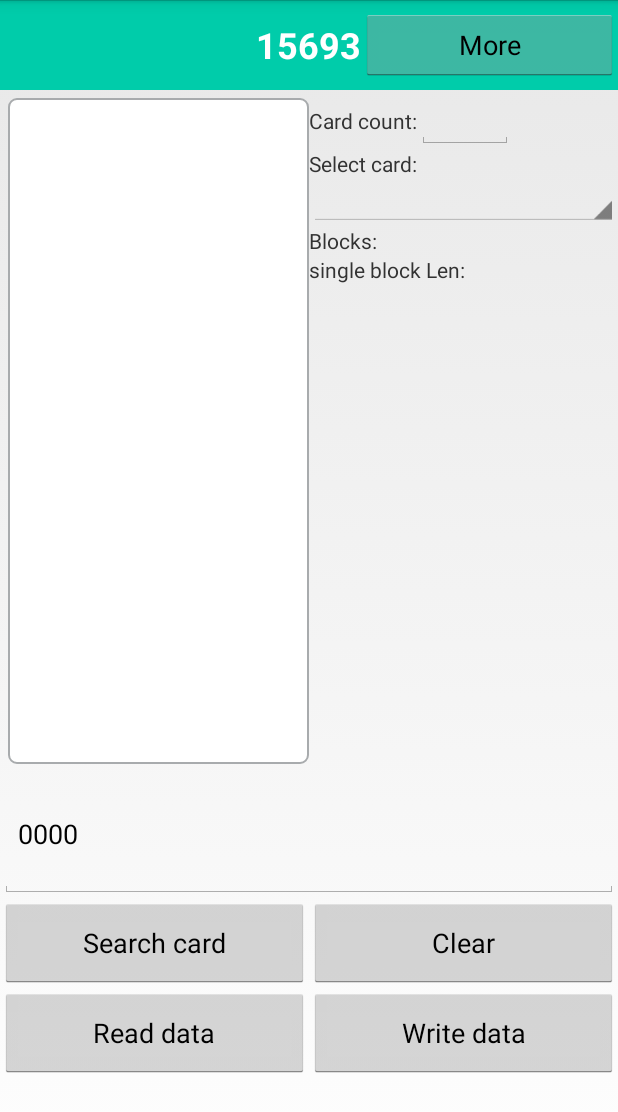
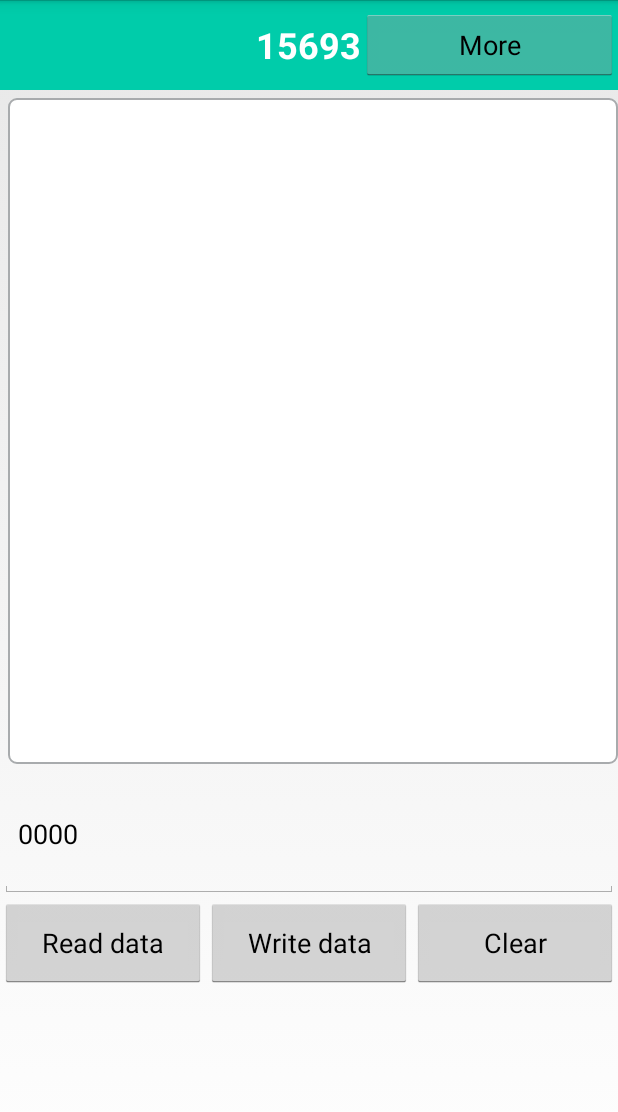
Before and after one commit to minikiller/HFSimple, an Android app: the screen it shows after launch (Iso15693Activity), on a phone screen of 412 x 824 dp. Shown: the top 1112 px of the screen. Run offline under Robolectric (Android 15) with nearby library versions, the phone set to English and light mode, and no system bars; 2 statements that could not run were skipped.

Commit message:
change based on user need

```diff
--- a/app/src/main/java/com/test/hfsimple/Iso15693Activity.java
+++ b/app/src/main/java/com/test/hfsimple/Iso15693Activity.java
@@ -22,15 +22,15 @@ import java.util.List;
  */
 public class Iso15693Activity extends MyBaseActivity implements View.OnClickListener, AdapterView.OnItemSelectedListener {
 
-    private EditText editCardCount;
+//    private EditText editCardCount;
     private EditText editWrite;
     private EditText editTips;
-    private TextView tvBlocks;
-    private TextView tvSingleBlockLen;
-    private Spinner spinnerSelectCard;
+//    private TextView tvBlocks;
+//    private TextView tvSingleBlockLen;
+//    private Spinner spinnerSelectCard;
     //    private Spinner spinnerBlock;
     private Button btnWrite;
-    private Button btnSearch;
+//    private Button btnSearch;
 //    private Button btnGetCardInfo;
     private Button btnRead;
     private Button btnClear;
@@ -61,39 +61,39 @@ public class Iso15693Activity extends MyBaseActivity implements View.OnClickList
 
     private void initView() {
         editTips = (EditText) findViewById(R.id.editTextInfo);
-        tvBlocks = (TextView) findViewById(R.id.editTextBlocks);
-        tvSingleBlockLen = (TextView) findViewById(R.id.editTextSingleBlockLen);
-        editCardCount = (EditText) findViewById(R.id.editTextFindCardCount);
+//        tvBlocks = (TextView) findViewById(R.id.editTextBlocks);
+//        tvSingleBlockLen = (TextView) findViewById(R.id.editTextSingleBlockLen);
+//        editCardCount = (EditText) findViewById(R.id.editTextFindCardCount);
         editWrite = (EditText) findViewById(R.id.editTextWriteData15693);
 //        spinnerBlock = (Spinner) findViewById(R.id.spinnerBlock);
-        spinnerSelectCard = (Spinner) findViewById(R.id.spinnerSelectCard);
+//        spinnerSelectCard = (Spinner) findViewById(R.id.spinnerSelectCard);
         btnClear = (Button) findViewById(R.id.buttonClear15693);
-        btnSearch = (Button) findViewById(R.id.buttonFind15693);
+//        btnSearch = (Button) findViewById(R.id.buttonFind15693);
 //        btnGetCardInfo = (Button) findViewById(R.id.buttonGetCardInfo);
         btnRead = (Button) findViewById(R.id.buttonRead15693);
         btnWrite = (Button) findViewById(R.id.buttonWriteData15693);
 
         btnClear.setOnClickListener(this);
-        btnSearch.setOnClickListener(this);
+//        btnSearch.setOnClickListener(this);
 //        btnGetCardInfo.setOnClickListener(this);
         btnRead.setOnClickListener(this);
         btnWrite.setOnClickListener(this);
-        spinnerSelectCard.setOnItemSelectedListener(this);
+//        spinnerSelectCard.setOnItemSelectedListener(this);
 //        spinnerBlock.setOnItemSelectedListener(this);
         //sunlf added
-        btnSearch.setFocusable(true);
-        btnSearch.requestFocus();
-        btnSearch.setFocusableInTouchMode(true);
+        btnRead.setFocusable(true);
+        btnRead.requestFocus();
+        btnRead.setFocusableInTouchMode(true);
 
     }
 
     @Override
     public void onItemSelected(AdapterView<?> adapterView, View view, int i, long l) {
         switch (view.getId()) {
-            case R.id.spinnerSelectCard:
-                uid = list15693.get(i).getUid();
-                flag = list15693.get(i).getFlags();
-                break;
+//            case R.id.spinnerSelectCard:
+//                uid = list15693.get(i).getUid();
+//                flag = list15693.get(i).getFlags();
+//                break;
 //            case R.id.spinnerBlock:
 //                selectBlock = i;
 //                break;
@@ -109,9 +109,9 @@ public class Iso15693Activity extends MyBaseActivity implements View.OnClickList
     @Override
     public void onClick(View view) {
         switch (view.getId()) {
-            case R.id.buttonFind15693:
-                search();
-                break;
+//            case R.id.buttonFind15693:
+//                search();
+//                break;
 //            case R.id.buttonGetCardInfo:
 //                getCardInfo();
 //                break;
@@ -133,31 +133,31 @@ public class Iso15693Activity extends MyBaseActivity implements View.OnClickList
         list15693 = hfReader.search15693Card();
         if (list15693 != null && !list15693.isEmpty()) {
             Util.play(1, 0);
-            editCardCount.setText("" + list15693.size());
-            listUid = new ArrayList<>();
+//            editCardCount.setText("" + list15693.size());
+//            listUid = new ArrayList<>();
             for (ISO15693CardInfo info : list15693) {
                 uid = info.getUid();
-                listUid.add(Tools.Bytes2HexString(uid, uid.length));
-                editTips.append("UID:0x" + Tools.Bytes2HexString(uid, uid.length) + "\n");
-                editTips.append("FLAGS: " + info.getFlags() + "\n");
-                editTips.append("DSFID: " + info.getDsfid() + "\n\n");
+//                listUid.add(Tools.Bytes2HexString(uid, uid.length));
+//                editTips.append("UID:0x" + Tools.Bytes2HexString(uid, uid.length) + "\n");
+//                editTips.append("FLAGS: " + info.getFlags() + "\n");
+//                editTips.append("DSFID: " + info.getDsfid() + "\n\n");
             }
-            spinnerSelectCard.setAdapter(new ArrayAdapter<String>(this,
-                    android.R.layout.simple_spinner_dropdown_item, listUid));
+//            spinnerSelectCard.setAdapter(new ArrayAdapter<String>(this,
+//                    android.R.layout.simple_spinner_dropdown_item, listUid));
 
-            spinnerSelectCard.setSelection(0);
-            spinnerSelectCard.setOnItemSelectedListener(new AdapterView.OnItemSelectedListener() {
-                @Override
-                public void onItemSelected(AdapterView<?> adapterView, View view, int i, long l) {
-                    uid = list15693.get(i).getUid();
-                    flag = list15693.get(i).getFlags();
-                }
-
-                @Override
-                public void onNothingSelected(AdapterView<?> adapterView) {
-
-                }
-            });
+//            spinnerSelectCard.setSelection(0);
+//            spinnerSelectCard.setOnItemSelectedListener(new AdapterView.OnItemSelectedListener() {
+//                @Override
+//                public void onItemSelected(AdapterView<?> adapterView, View view, int i, long l) {
+//                    uid = list15693.get(i).getUid();
+//                    flag = list15693.get(i).getFlags();
+//                }
+//
+//                @Override
+//                public void onNothingSelected(AdapterView<?> adapterView) {
+//
+//                }
+//            });
             getCardInfo();
         } else {
             toastMsg(getResources().getString(R.string.search_card_fail));
@@ -174,18 +174,18 @@ public class Iso15693Activity extends MyBaseActivity implements View.OnClickList
 //            Util.play(1, 0);
             List<String> list = new ArrayList<>();
             int blockCount = picc.getBlockCount(); //区块数目
-            tvBlocks.setText("" + blockCount);
-            tvSingleBlockLen.setText("" + (picc.getBlockLen()));
+//            tvBlocks.setText("" + blockCount);
+//            tvSingleBlockLen.setText("" + (picc.getBlockLen()));
 
-            editTips.append("UID:0x" + Tools.Bytes2HexString(picc.getUid(), picc.getUid().length) + "\n");
-            editTips.append("FLAGS: " + picc.getFlag() + "\n");
-            editTips.append("DSFID: " + picc.getDsfid() + "\n");
-            editTips.append("AFI: " + picc.getAfi() + "\n");
-            editTips.append("ICReference: " + picc.getICReference() + "\n");
-            editTips.append("InfoFlag: " + picc.getInfoFlag() + "\n\n");
-            for (int i = 0; i < blockCount; i++) {
-                list.add("" + i);
-            }
+//            editTips.append("UID:0x" + Tools.Bytes2HexString(picc.getUid(), picc.getUid().length) + "\n");
+//            editTips.append("FLAGS: " + picc.getFlag() + "\n");
+//            editTips.append("DSFID: " + picc.getDsfid() + "\n");
+//            editTips.append("AFI: " + picc.getAfi() + "\n");
+//            editTips.append("ICReference: " + picc.getICReference() + "\n");
+//            editTips.append("InfoFlag: " + picc.getInfoFlag() + "\n\n");
+//            for (int i = 0; i < blockCount; i++) {
+//                list.add("" + i);
+//            }
 //            spinnerBlock.setAdapter(new ArrayAdapter<String>(this,
 //                    android.R.layout.simple_spinner_dropdown_item, list));
 //            spinnerBlock.setOnItemSelectedListener(new AdapterView.OnItemSelectedListener() {
@@ -228,10 +228,11 @@ public class Iso15693Activity extends MyBaseActivity implements View.OnClickList
 
         if (readData != null) {
             Util.play(1, 0);
-            editTips.append("UID:0x" + Tools.Bytes2HexString(uid, uid.length) + "\n");
+//            editTips.append("UID:0x" + Tools.Bytes2HexString(uid, uid.length) + "\n");
 //            editTips.append("Read Hex data:0x" + Tools.Bytes2HexString(readData, readData.length) + "\n");
-            editTips.append("Read Normal data:" + Tools.decodeUTF8(readData) + "\n\n");
-
+            String value=Tools.decodeUTF8(readData);
+            editTips.append("Data:" + value + "\n\n");
+            editWrite.setText(value);
         }else{
             toastMsg(getResources().getString(R.string.please_search_card));
             return;
--- a/app/src/main/res/layout/activity_iso15693.xml
+++ b/app/src/main/res/layout/activity_iso15693.xml
@@ -26,77 +26,9 @@
                 android:layout_marginTop="5dp"
                 android:background="@drawable/corners_background"
                 android:gravity="top"
-                android:textSize="12sp" />
+                android:textSize="30sp" />
         </LinearLayout>
 
-        <LinearLayout
-            android:layout_width="0dp"
-            android:layout_height="match_parent"
-            android:layout_weight="1"
-            android:orientation="vertical">
-
-            <LinearLayout
-                android:layout_width="match_parent"
-                android:layout_height="wrap_content"
-                android:orientation="horizontal">
-
-                <TextView
-                    android:layout_width="wrap_content"
-                    android:layout_height="wrap_content"
-                    android:text="@string/findCardCount" />
-
-                <EditText
-                    android:id="@+id/editTextFindCardCount"
-                    android:layout_width="wrap_content"
-                    android:layout_height="wrap_content"
-                    android:ems="3"
-                    android:text="" />
-            </LinearLayout>
-
-            <TextView
-                android:layout_width="wrap_content"
-                android:layout_height="wrap_content"
-                android:text="@string/selectCardUID" />
-
-            <Spinner
-                android:id="@+id/spinnerSelectCard"
-                android:layout_width="match_parent"
-                android:layout_height="wrap_content" />
-
-            <LinearLayout
-                android:layout_width="match_parent"
-                android:layout_height="wrap_content"
-                android:orientation="horizontal">
-
-                <TextView
-                    android:layout_width="wrap_content"
-                    android:layout_height="wrap_content"
-                    android:text="@string/blocks" />
-
-                <TextView
-                    android:id="@+id/editTextBlocks"
-                    android:layout_width="wrap_content"
-                    android:layout_height="wrap_content"
-                    android:text="" />
-            </LinearLayout>
-
-            <LinearLayout
-                android:layout_width="match_parent"
-                android:layout_height="wrap_content"
-                android:orientation="horizontal">
-
-                <TextView
-                    android:layout_width="wrap_content"
-                    android:layout_height="wrap_content"
-                    android:text="@string/singleBlockLen" />
-
-                <TextView
-                    android:id="@+id/editTextSingleBlockLen"
-                    android:layout_width="wrap_content"
-                    android:layout_height="wrap_content"
-                    android:text="" />
-            </LinearLayout>
-        </LinearLayout>
     </LinearLayout>
 
     <LinearLayout
@@ -129,13 +61,20 @@
             android:orientation="horizontal">
 
             <Button
-                android:id="@+id/buttonFind15693"
+                android:id="@+id/buttonRead15693"
                 android:layout_width="0dp"
                 android:layout_height="wrap_content"
                 android:layout_weight="1"
                 android:minHeight="60dp"
-                android:text="@string/findcard" />
+                android:text="@string/readData" />
 
+            <Button
+                android:id="@+id/buttonWriteData15693"
+                android:layout_width="0dp"
+                android:layout_height="wrap_content"
+                android:layout_weight="1"
+                android:minHeight="60dp"
+                android:text="@string/writeData" />
             <Button
                 android:id="@+id/buttonClear15693"
                 android:layout_width="0dp"
@@ -151,29 +90,6 @@
             android:layout_height="wrap_content"
             android:orientation="horizontal">
 
-            <Button
-                android:id="@+id/buttonRead15693"
-                android:layout_width="0dp"
-                android:layout_height="wrap_content"
-                android:layout_weight="1"
-                android:minHeight="60dp"
-                android:text="@string/readData" />
-
-            <Button
-                android:id="@+id/buttonWriteData15693"
-                android:layout_width="0dp"
-                android:layout_height="wrap_content"
-                android:layout_weight="1"
-                android:minHeight="60dp"
-                android:text="@string/writeData" />
-
-        </LinearLayout>
-
-        <LinearLayout
-            android:layout_width="match_parent"
-            android:layout_height="wrap_content"
-            android:orientation="horizontal">
-
         </LinearLayout>
     </LinearLayout>
 
```
